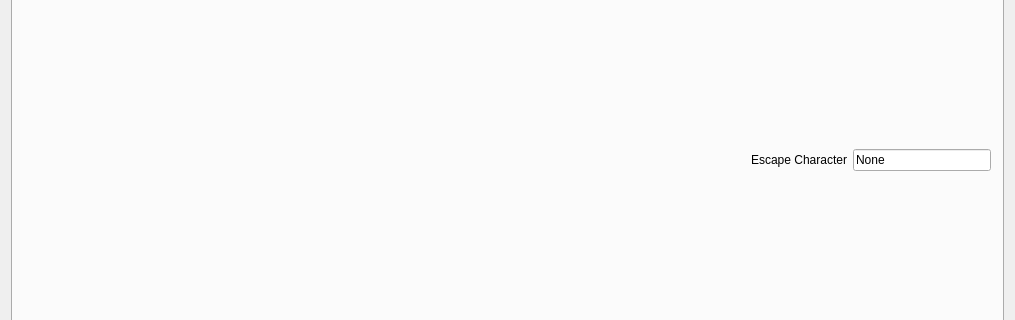
First picture: the form in mainwindow.ui, repository schwemmdx/rs232-tool, before the edit; both pictures show x 0 to 1015 and y 227 to 547 of the 1015 by 712 pixel window.
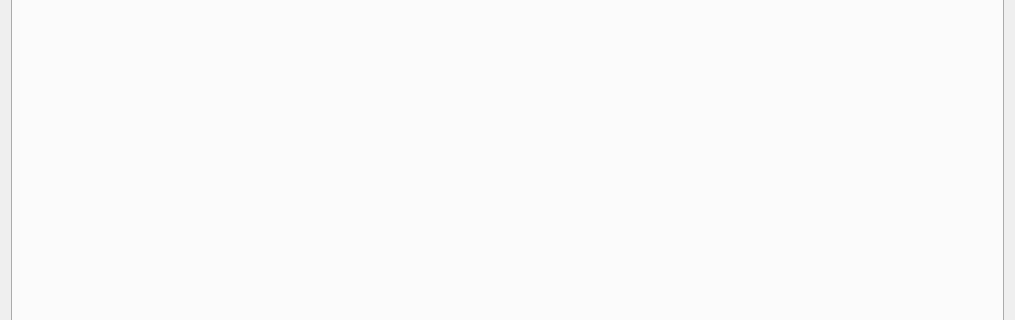
Second picture: the form after the edit. The open tabs and pages were chosen to show the change. Icons and pictures are not drawn.

What changed in the file:
```diff
--- a/mainwindow.ui
+++ b/mainwindow.ui
@@ -184,90 +184,7 @@
        </attribute>
        <layout class="QGridLayout" name="gridLayout_5">
         <item row="0" column="0">
-         <layout class="QGridLayout" name="gridLayout_4">
-          <item row="1" column="8">
-           <widget class="QLineEdit" name="idicationCmd">
-            <property name="text">
-             <string>None</string>
-            </property>
-           </widget>
-          </item>
-          <item row="1" column="2">
-           <spacer name="horizontalSpacer_2">
-            <property name="orientation">
-             <enum>Qt::Horizontal</enum>
-            </property>
-            <property name="sizeHint" stdset="0">
-             <size>
-              <width>40</width>
-              <height>20</height>
-             </size>
-            </property>
-           </spacer>
-          </item>
-          <item row="1" column="7">
-           <widget class="QLabel" name="label_2">
-            <property name="text">
-             <string>Escape Character</string>
-            </property>
-           </widget>
-          </item>
-          <item row="1" column="5">
-           <spacer name="horizontalSpacer_5">
-            <property name="orientation">
-             <enum>Qt::Horizontal</enum>
-            </property>
-            <property name="sizeHint" stdset="0">
-             <size>
-              <width>40</width>
-              <height>20</height>
-             </size>
-            </property>
-           </spacer>
-          </item>
-          <item row="0" column="1" colspan="8">
-           <layout class="QGridLayout" name="graphLayout"/>
-          </item>
-          <item row="1" column="4">
-           <spacer name="horizontalSpacer_4">
-            <property name="orientation">
-             <enum>Qt::Horizontal</enum>
-            </property>
-            <property name="sizeHint" stdset="0">
-             <size>
-              <width>40</width>
-              <height>20</height>
-             </size>
-            </property>
-           </spacer>
-          </item>
-          <item row="1" column="3">
-           <spacer name="horizontalSpacer_3">
-            <property name="orientation">
-             <enum>Qt::Horizontal</enum>
-            </property>
-            <property name="sizeHint" stdset="0">
-             <size>
-              <width>40</width>
-              <height>20</height>
-             </size>
-            </property>
-           </spacer>
-          </item>
-          <item row="1" column="6">
-           <spacer name="horizontalSpacer_6">
-            <property name="orientation">
-             <enum>Qt::Horizontal</enum>
-            </property>
-            <property name="sizeHint" stdset="0">
-             <size>
-              <width>40</width>
-              <height>20</height>
-             </size>
-            </property>
-           </spacer>
-          </item>
-         </layout>
+         <layout class="QGridLayout" name="graphLayout"/>
         </item>
        </layout>
       </widget>
```
